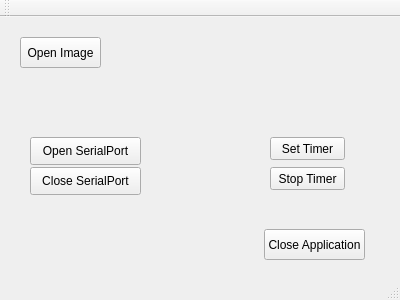
The window that LightControl/mainwindow.ui (RaCastanon/Lighting) describes before a commit, drawn with Qt 5.
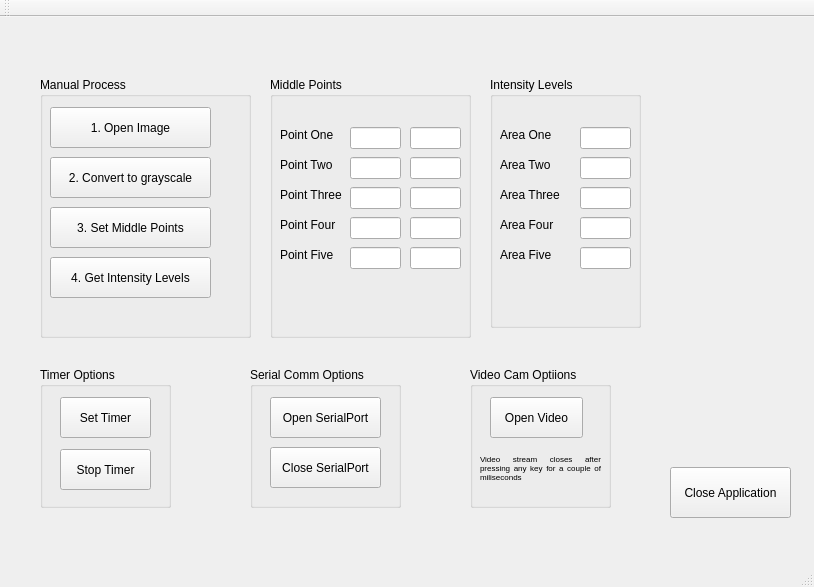
The same window after the commit.

Commit message:
Video integrated
VideoCapture implemented, also starting manual process, middle points captured and dilplayed on the GUI

Diff of the .ui file:
```diff
--- a/LightControl/mainwindow.ui
+++ b/LightControl/mainwindow.ui
@@ -6,91 +6,538 @@
    <rect>
     <x>0</x>
     <y>0</y>
-    <width>400</width>
-    <height>300</height>
+    <width>814</width>
+    <height>587</height>
    </rect>
   </property>
   <property name="windowTitle">
    <string>MainWindow</string>
   </property>
   <widget class="QWidget" name="centralWidget">
-   <widget class="QPushButton" name="OpenImageButton">
-    <property name="geometry">
-     <rect>
-      <x>20</x>
-      <y>20</y>
-      <width>81</width>
-      <height>31</height>
-     </rect>
-    </property>
-    <property name="text">
-     <string>Open Image</string>
-    </property>
-   </widget>
    <widget class="QPushButton" name="closeApp">
     <property name="geometry">
      <rect>
-      <x>264</x>
-      <y>212</y>
-      <width>101</width>
-      <height>31</height>
+      <x>670</x>
+      <y>450</y>
+      <width>121</width>
+      <height>51</height>
      </rect>
     </property>
     <property name="text">
      <string>Close Application</string>
     </property>
    </widget>
-   <widget class="QPushButton" name="openSerialPort">
+   <widget class="QGroupBox" name="groupBox">
     <property name="geometry">
      <rect>
-      <x>30</x>
-      <y>120</y>
-      <width>111</width>
-      <height>28</height>
+      <x>40</x>
+      <y>350</y>
+      <width>131</width>
+      <height>141</height>
      </rect>
     </property>
-    <property name="text">
-     <string>Open SerialPort</string>
+    <property name="title">
+     <string>Timer Options</string>
     </property>
+    <widget class="QPushButton" name="stopTimer">
+     <property name="geometry">
+      <rect>
+       <x>20</x>
+       <y>82</y>
+       <width>91</width>
+       <height>41</height>
+      </rect>
+     </property>
+     <property name="text">
+      <string>Stop Timer</string>
+     </property>
+    </widget>
+    <widget class="QPushButton" name="setTimer">
+     <property name="geometry">
+      <rect>
+       <x>20</x>
+       <y>30</y>
+       <width>91</width>
+       <height>41</height>
+      </rect>
+     </property>
+     <property name="text">
+      <string>Set Timer</string>
+     </property>
+    </widget>
    </widget>
-   <widget class="QPushButton" name="closeSerialPort">
+   <widget class="QGroupBox" name="groupBox_2">
     <property name="geometry">
      <rect>
-      <x>30</x>
-      <y>150</y>
-      <width>111</width>
-      <height>28</height>
+      <x>250</x>
+      <y>350</y>
+      <width>151</width>
+      <height>141</height>
      </rect>
     </property>
-    <property name="text">
-     <string>Close SerialPort</string>
+    <property name="title">
+     <string>Serial Comm Options</string>
     </property>
+    <widget class="QPushButton" name="closeSerialPort">
+     <property name="geometry">
+      <rect>
+       <x>20</x>
+       <y>80</y>
+       <width>111</width>
+       <height>41</height>
+      </rect>
+     </property>
+     <property name="text">
+      <string>Close SerialPort</string>
+     </property>
+    </widget>
+    <widget class="QPushButton" name="openSerialPort">
+     <property name="geometry">
+      <rect>
+       <x>20</x>
+       <y>30</y>
+       <width>111</width>
+       <height>41</height>
+      </rect>
+     </property>
+     <property name="text">
+      <string>Open SerialPort</string>
+     </property>
+    </widget>
    </widget>
-   <widget class="QPushButton" name="setTimer">
+   <widget class="QGroupBox" name="groupBox_3">
     <property name="geometry">
      <rect>
-      <x>270</x>
-      <y>120</y>
-      <width>75</width>
-      <height>23</height>
+      <x>470</x>
+      <y>350</y>
+      <width>141</width>
+      <height>141</height>
      </rect>
     </property>
-    <property name="text">
-     <string>Set Timer</string>
+    <property name="title">
+     <string>Video Cam Optiions</string>
     </property>
+    <widget class="QPushButton" name="openVideoCam">
+     <property name="geometry">
+      <rect>
+       <x>20</x>
+       <y>30</y>
+       <width>93</width>
+       <height>41</height>
+      </rect>
+     </property>
+     <property name="text">
+      <string>Open Video</string>
+     </property>
+    </widget>
+    <widget class="QLabel" name="label">
+     <property name="geometry">
+      <rect>
+       <x>10</x>
+       <y>70</y>
+       <width>121</width>
+       <height>61</height>
+      </rect>
+     </property>
+     <property name="sizePolicy">
+      <sizepolicy hsizetype="Preferred" vsizetype="Preferred">
+       <horstretch>0</horstretch>
+       <verstretch>0</verstretch>
+      </sizepolicy>
+     </property>
+     <property name="font">
+      <font>
+       <pointsize>6</pointsize>
+       <kerning>true</kerning>
+      </font>
+     </property>
+     <property name="autoFillBackground">
+      <bool>false</bool>
+     </property>
+     <property name="text">
+      <string>Video stream closes after pressing any key for a couple of miliseconds</string>
+     </property>
+     <property name="textFormat">
+      <enum>Qt::AutoText</enum>
+     </property>
+     <property name="alignment">
+      <set>Qt::AlignJustify|Qt::AlignVCenter</set>
+     </property>
+     <property name="wordWrap">
+      <bool>true</bool>
+     </property>
+    </widget>
    </widget>
-   <widget class="QPushButton" name="stopTimer">
+   <widget class="QGroupBox" name="groupBox_4">
     <property name="geometry">
      <rect>
+      <x>40</x>
+      <y>60</y>
+      <width>211</width>
+      <height>261</height>
+     </rect>
+    </property>
+    <property name="title">
+     <string>Manual Process</string>
+    </property>
+    <widget class="QPushButton" name="OpenImageButton">
+     <property name="geometry">
+      <rect>
+       <x>10</x>
+       <y>30</y>
+       <width>161</width>
+       <height>41</height>
+      </rect>
+     </property>
+     <property name="text">
+      <string>1. Open Image</string>
+     </property>
+    </widget>
+    <widget class="QPushButton" name="grayScale">
+     <property name="geometry">
+      <rect>
+       <x>10</x>
+       <y>80</y>
+       <width>161</width>
+       <height>41</height>
+      </rect>
+     </property>
+     <property name="text">
+      <string>2. Convert to grayscale</string>
+     </property>
+    </widget>
+    <widget class="QPushButton" name="middlePoints">
+     <property name="geometry">
+      <rect>
+       <x>10</x>
+       <y>130</y>
+       <width>161</width>
+       <height>41</height>
+      </rect>
+     </property>
+     <property name="text">
+      <string>3. Set Middle Points</string>
+     </property>
+    </widget>
+    <widget class="QPushButton" name="getIntensity">
+     <property name="geometry">
+      <rect>
+       <x>10</x>
+       <y>180</y>
+       <width>161</width>
+       <height>41</height>
+      </rect>
+     </property>
+     <property name="text">
+      <string>4. Get Intensity Levels</string>
+     </property>
+    </widget>
+   </widget>
+   <widget class="QGroupBox" name="groupBox_5">
+    <property name="geometry">
+     <rect>
       <x>270</x>
-      <y>150</y>
-      <width>75</width>
-      <height>23</height>
+      <y>60</y>
+      <width>201</width>
+      <height>261</height>
      </rect>
     </property>
-    <property name="text">
-     <string>Stop Timer</string>
+    <property name="title">
+     <string>Middle Points</string>
     </property>
+    <widget class="QLabel" name="label_2">
+     <property name="geometry">
+      <rect>
+       <x>10</x>
+       <y>50</y>
+       <width>61</width>
+       <height>16</height>
+      </rect>
+     </property>
+     <property name="text">
+      <string>Point One</string>
+     </property>
+    </widget>
+    <widget class="QLabel" name="label_3">
+     <property name="geometry">
+      <rect>
+       <x>10</x>
+       <y>80</y>
+       <width>71</width>
+       <height>16</height>
+      </rect>
+     </property>
+     <property name="text">
+      <string>Point Two</string>
+     </property>
+    </widget>
+    <widget class="QLabel" name="label_4">
+     <property name="geometry">
+      <rect>
+       <x>10</x>
+       <y>110</y>
+       <width>71</width>
+       <height>16</height>
+      </rect>
+     </property>
+     <property name="text">
+      <string>Point Three</string>
+     </property>
+    </widget>
+    <widget class="QLabel" name="label_5">
+     <property name="geometry">
+      <rect>
+       <x>10</x>
+       <y>140</y>
+       <width>71</width>
+       <height>16</height>
+      </rect>
+     </property>
+     <property name="text">
+      <string>Point Four</string>
+     </property>
+    </widget>
+    <widget class="QLabel" name="label_6">
+     <property name="geometry">
+      <rect>
+       <x>10</x>
+       <y>170</y>
+       <width>71</width>
+       <height>16</height>
+      </rect>
+     </property>
+     <property name="text">
+      <string>Point Five</string>
+     </property>
+    </widget>
+    <widget class="QLineEdit" name="P_one_cols">
+     <property name="geometry">
+      <rect>
+       <x>80</x>
+       <y>50</y>
+       <width>51</width>
+       <height>22</height>
+      </rect>
+     </property>
+    </widget>
+    <widget class="QLineEdit" name="P_two_cols">
+     <property name="geometry">
+      <rect>
+       <x>80</x>
+       <y>80</y>
+       <width>51</width>
+       <height>22</height>
+      </rect>
+     </property>
+    </widget>
+    <widget class="QLineEdit" name="P_three_cols">
+     <property name="geometry">
+      <rect>
+       <x>80</x>
+       <y>110</y>
+       <width>51</width>
+       <height>22</height>
+      </rect>
+     </property>
+    </widget>
+    <widget class="QLineEdit" name="P_four_cols">
+     <property name="geometry">
+      <rect>
+       <x>80</x>
+       <y>140</y>
+       <width>51</width>
+       <height>22</height>
+      </rect>
+     </property>
+    </widget>
+    <widget class="QLineEdit" name="P_five_cols">
+     <property name="geometry">
+      <rect>
+       <x>80</x>
+       <y>170</y>
+       <width>51</width>
+       <height>22</height>
+      </rect>
+     </property>
+    </widget>
+    <widget class="QLineEdit" name="P_four_rows">
+     <property name="geometry">
+      <rect>
+       <x>140</x>
+       <y>140</y>
+       <width>51</width>
+       <height>22</height>
+      </rect>
+     </property>
+    </widget>
+    <widget class="QLineEdit" name="P_two_rows">
+     <property name="geometry">
+      <rect>
+       <x>140</x>
+       <y>80</y>
+       <width>51</width>
+       <height>22</height>
+      </rect>
+     </property>
+    </widget>
+    <widget class="QLineEdit" name="P_five_rows">
+     <property name="geometry">
+      <rect>
+       <x>140</x>
+       <y>170</y>
+       <width>51</width>
+       <height>22</height>
+      </rect>
+     </property>
+    </widget>
+    <widget class="QLineEdit" name="P_one_rows">
+     <property name="geometry">
+      <rect>
+       <x>140</x>
+       <y>50</y>
+       <width>51</width>
+       <height>22</height>
+      </rect>
+     </property>
+    </widget>
+    <widget class="QLineEdit" name="P_three_rows">
+     <property name="geometry">
+      <rect>
+       <x>140</x>
+       <y>110</y>
+       <width>51</width>
+       <height>22</height>
+      </rect>
+     </property>
+    </widget>
+   </widget>
+   <widget class="QGroupBox" name="groupBox_6">
+    <property name="geometry">
+     <rect>
+      <x>490</x>
+      <y>60</y>
+      <width>151</width>
+      <height>251</height>
+     </rect>
+    </property>
+    <property name="title">
+     <string>Intensity Levels</string>
+    </property>
+    <widget class="QLabel" name="label_11">
+     <property name="geometry">
+      <rect>
+       <x>10</x>
+       <y>170</y>
+       <width>71</width>
+       <height>16</height>
+      </rect>
+     </property>
+     <property name="text">
+      <string>Area Five</string>
+     </property>
+    </widget>
+    <widget class="QLabel" name="label_7">
+     <property name="geometry">
+      <rect>
+       <x>10</x>
+       <y>80</y>
+       <width>71</width>
+       <height>16</height>
+      </rect>
+     </property>
+     <property name="text">
+      <string>Area Two</string>
+     </property>
+    </widget>
+    <widget class="QLabel" name="label_10">
+     <property name="geometry">
+      <rect>
+       <x>10</x>
+       <y>110</y>
+       <width>71</width>
+       <height>16</height>
+      </rect>
+     </property>
+     <property name="text">
+      <string>Area Three</string>
+     </property>
+    </widget>
+    <widget class="QLabel" name="label_9">
+     <property name="geometry">
+      <rect>
+       <x>10</x>
+       <y>50</y>
+       <width>61</width>
+       <height>16</height>
+      </rect>
+     </property>
+     <property name="text">
+      <string>Area One</string>
+     </property>
+    </widget>
+    <widget class="QLabel" name="label_8">
+     <property name="geometry">
+      <rect>
+       <x>10</x>
+       <y>140</y>
+       <width>71</width>
+       <height>16</height>
+      </rect>
+     </property>
+     <property name="text">
+      <string>Area Four</string>
+     </property>
+    </widget>
+    <widget class="QLineEdit" name="intensityLevel_1">
+     <property name="geometry">
+      <rect>
+       <x>90</x>
+       <y>50</y>
+       <width>51</width>
+       <height>22</height>
+      </rect>
+     </property>
+    </widget>
+    <widget class="QLineEdit" name="intensityLevel__2">
+     <property name="geometry">
+      <rect>
+       <x>90</x>
+       <y>80</y>
+       <width>51</width>
+       <height>22</height>
+      </rect>
+     </property>
+    </widget>
+    <widget class="QLineEdit" name="intensityLevel__3">
+     <property name="geometry">
+      <rect>
+       <x>90</x>
+       <y>110</y>
+       <width>51</width>
+       <height>22</height>
+      </rect>
+     </property>
+    </widget>
+    <widget class="QLineEdit" name="intensityLevel__4">
+     <property name="geometry">
+      <rect>
+       <x>90</x>
+       <y>140</y>
+       <width>51</width>
+       <height>22</height>
+      </rect>
+     </property>
+    </widget>
+    <widget class="QLineEdit" name="intensityLevel_5">
+     <property name="geometry">
+      <rect>
+       <x>90</x>
+       <y>170</y>
+       <width>51</width>
+       <height>22</height>
+      </rect>
+     </property>
+    </widget>
    </widget>
   </widget>
   <widget class="QMenuBar" name="menuBar">
```
Left out of the diff: 4 changed lines with no effect on the pictures. The commit also changes 7 other files.
